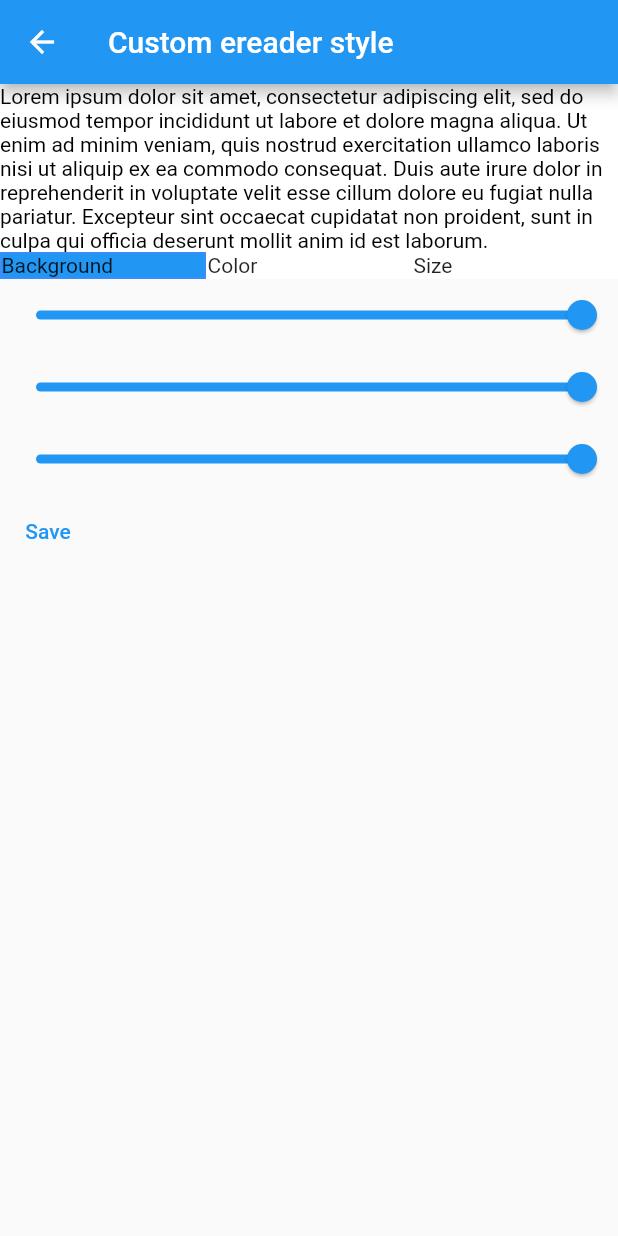
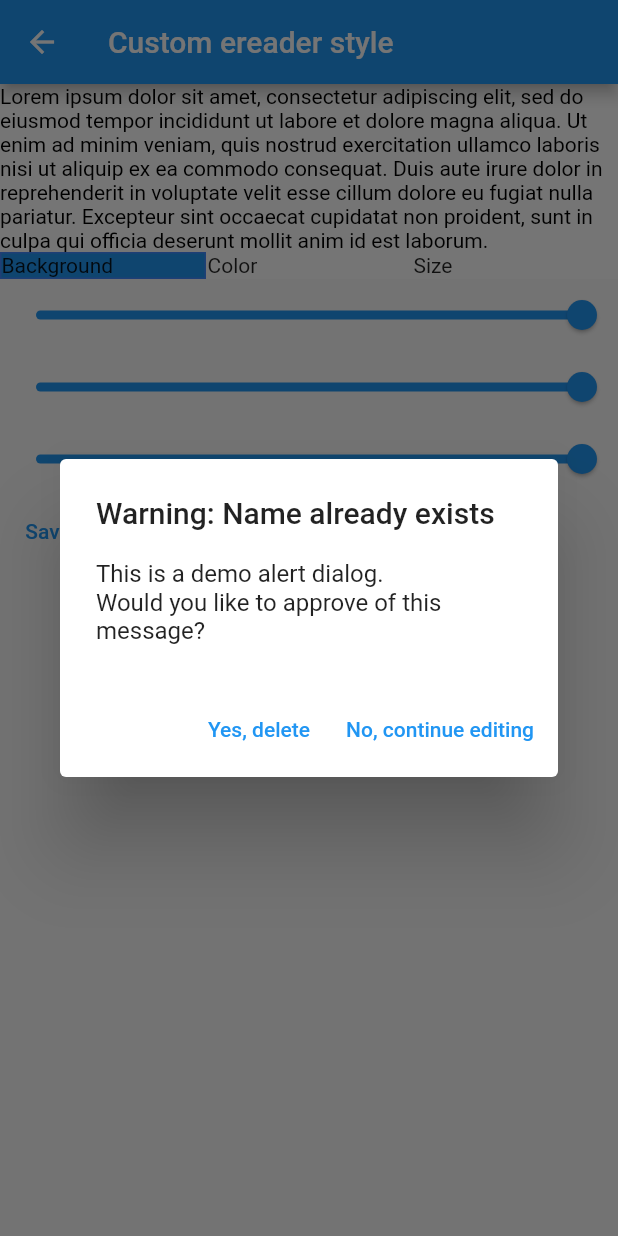
Before and after one commit to TheOmnimax/ereader, a Flutter app: the CustomStyleScreen screen opened directly, after a tap on "Save", on a phone screen of 412 x 824 dp. Run offline on Flutter 3.47's test engine with Material 2 defaults, Android fonts, the phone set to English and light mode, and no system bars; our stand-ins replace equatable, flutter_bloc, shared_preferences; missing offline and left inert: epubx, flutter_archive; accounts and stored records are empty.

```diff
--- a/lib/screens/custom_style_screen/bloc/custom_style_screen_bloc.dart
+++ b/lib/screens/custom_style_screen/bloc/custom_style_screen_bloc.dart
@@ -1,8 +1,10 @@
 import 'dart:convert';
-
 import 'package:ereader/screens/custom_style_screen/bloc/custom_style_screen_event.dart';
 import 'package:ereader/screens/custom_style_screen/bloc/custom_style_screen_state.dart';
 import 'package:ereader/shared_data/ereader_style.dart';
+import 'package:ereader/shared_widgets/show_popup.dart';
+import 'package:flutter/cupertino.dart';
+import 'package:flutter/material.dart';
 import 'package:flutter_bloc/flutter_bloc.dart';
 import 'package:shared_preferences/shared_preferences.dart';
 
@@ -14,7 +16,7 @@ class CustomStyleBloc extends Bloc<CustomStyleEvent, CustomStyleState> {
     // on<LoadPreferences>(_loadPreferences);
   }
 
-  EreaderStyle ereaderStyle = const EreaderStyle();
+  // EreaderStyle ereaderStyle = const EreaderStyle();
 
   void _styleChanged(UpdateStyle event, Emitter<CustomStyleState> emit) {
     final newStyle = EreaderStyle(
@@ -37,16 +39,49 @@ class CustomStyleBloc extends Bloc<CustomStyleEvent, CustomStyleState> {
     );
   }
 
+  Future<void> _savePreference(SharedPreferences prefs, List styleList) async {
+    final newPrefString = jsonEncode(styleList);
+    await prefs.setString('preferences', newPrefString);
+  }
+
   Future<void> _savePreferences(
       SavePreferences event, Emitter<CustomStyleState> emit) async {
-    final prefName = event.ereaderStyle.name;
+    final newName = event.ereaderStyle.name;
     final jsonData = event.ereaderStyle.toJson();
     final prefs = await SharedPreferences.getInstance();
-    final allPreferences = prefs.getString('preferences') ?? '{}';
-    final preferenceJson = jsonDecode(allPreferences) as Map<String, dynamic>;
-    preferenceJson[prefName] = jsonData;
-    final newPrefString = jsonEncode(preferenceJson);
-    await prefs.setString('preferences', newPrefString);
+    final allPreferences = prefs.getString('preferences') ?? '[]';
+    print('Preferences:');
+    print(allPreferences);
+    final styleList = jsonDecode(allPreferences) as List..add(jsonData);
+
+    for (final style in styleList) {
+      final styleName = style['name'] as String;
+      if (newName == styleName) {
+        await showPopup(
+          context: event.context,
+          title: 'Warning: Name already exists',
+          buttons: <Widget>[
+            TextButton(
+              child: const Text('Yes, delete'),
+              onPressed: () {
+                // TODO: Remove existing style with that name, and add this one.
+                Navigator.of(event.context).pop();
+              },
+            ),
+            TextButton(
+              child: const Text('No, continue editing'),
+              onPressed: () {
+                Navigator.of(event.context).pop();
+              },
+            ),
+          ],
+        );
+        emit(state.copyWith());
+        return;
+      }
+    }
+
+    await _savePreference(prefs, styleList);
     emit(state.copyWith());
   }
 
--- a/lib/screens/custom_style_screen/bloc/custom_style_screen_event.dart
+++ b/lib/screens/custom_style_screen/bloc/custom_style_screen_event.dart
@@ -38,9 +38,11 @@ class ModuleSelected extends CustomStyleEvent {
 class SavePreferences extends CustomStyleEvent {
   const SavePreferences({
     required this.ereaderStyle,
+    required this.context,
   });
 
   final EreaderStyle ereaderStyle;
+  final BuildContext context;
 }
 
 // class SavePreferences extends CustomStyleEvent {
--- a/lib/screens/custom_style_screen/custom_style_screen.dart
+++ b/lib/screens/custom_style_screen/custom_style_screen.dart
@@ -1,6 +1,5 @@
 import 'package:ereader/constants/constants.dart';
-import 'package:ereader/screens/custom_style_screen/bloc/custom_style_screen_bloc.dart';
-import 'package:ereader/screens/custom_style_screen/bloc/custom_style_screen_event.dart';
+import 'package:ereader/screens/custom_style_screen/bloc/bloc.dart';
 import 'package:ereader/shared_data/ereader_style.dart';
 import 'package:ereader/shared_widgets/custom_style/custom_style.dart';
 import 'package:ereader/shared_widgets/custom_style/style_selector.dart';
@@ -27,10 +26,14 @@ class CustomStyleScreen extends StatelessWidget {
 
   @override
   Widget build(BuildContext context) {
-    final ereaderStyle =
-        context.select((CustomStyleBloc bloc) => bloc.state.ereaderStyle);
-    final selectedModule =
-        context.select((CustomStyleBloc bloc) => bloc.state.selectedModule);
+    return Scaffold(
+      appBar: AppBar(
+        title: const Text('Custom ereader style'),
+      ),
+      body: BlocBuilder<CustomStyleBloc, CustomStyleState>(
+          builder: (context, state) {
+        final ereaderStyle = state.ereaderStyle;
+        final selectedModule = state.selectedModule;
         // TODO Add var to get currently selected module from bloc
 
         void updateBackgroundColor(Color color) {
@@ -59,11 +62,7 @@ class CustomStyleScreen extends StatelessWidget {
               .add(ModuleSelected(selectedModule: module));
         }
 
-    return Scaffold(
-      appBar: AppBar(
-        title: const Text('Custom ereader style'),
-      ),
-      body: SafeArea(
+        return SafeArea(
           child: Column(
             children: [
               StylePreview(
@@ -87,10 +86,13 @@ class CustomStyleScreen extends StatelessWidget {
                 children: <Widget>[
                   TextButton(
                     // SAVE
-                  onPressed: () {
-                    context
-                        .read<CustomStyleBloc>()
-                        .add(SavePreferences(ereaderStyle: ereaderStyle));
+                    onPressed: () async {
+                      context.read<CustomStyleBloc>().add(
+                            SavePreferences(
+                              ereaderStyle: ereaderStyle,
+                              context: context,
+                            ),
+                          );
                     },
                     child: const Text('Save'),
                   ),
@@ -98,7 +100,8 @@ class CustomStyleScreen extends StatelessWidget {
               ),
             ],
           ),
-      ),
+        );
+      }),
     );
   }
 }
--- /dev/null
+++ b/lib/screens/select_style_screen/bloc/bloc.dart
@@ -0,0 +1,3 @@
+export 'select_style_screen_bloc.dart';
+export 'select_style_screen_event.dart';
+export 'select_style_screen_state.dart';
--- a/lib/shared_data/ereader_style.dart
+++ b/lib/shared_data/ereader_style.dart
@@ -12,11 +12,11 @@ class EreaderStyle {
   });
 
   EreaderStyle.fromJson(Map<String, dynamic> json)
-      : backgroundColor = json['backgroundColor'] as Color,
-        fontColor = json['fontColor'] as Color,
+      : backgroundColor = Color(json['backgroundColor'] as int),
+        fontColor = Color(json['fontColor'] as int),
         fontSize = json['fontSize'] as int,
         fontFamily = json['fontFamily'] as String,
-        margins = json['margins'] as List<int>,
+        margins = List<int>.from(json['margins'] as List<dynamic>),
         name = json['name'] as String;
 
   final Color backgroundColor;
@@ -27,8 +27,8 @@ class EreaderStyle {
   final String name;
 
   Map<String, dynamic> toJson() => <String, dynamic>{
-        'backgroundColor': backgroundColor,
-        'fontColor': fontColor,
+        'backgroundColor': backgroundColor.value,
+        'fontColor': fontColor.value,
         'fontSize': fontSize,
         'fontFamily': fontFamily,
         'margins': margins,
--- /dev/null
+++ b/lib/shared_widgets/show_popup.dart
@@ -0,0 +1,27 @@
+import 'package:flutter/material.dart';
+
+Future<void> showPopup({
+  required BuildContext context,
+  required String title,
+  required List<Widget> buttons,
+}) async {
+  return showDialog<void>(
+    context: context,
+    barrierDismissible: false, // user must tap button!
+    builder: (BuildContext context) {
+      return AlertDialog(
+        title: Text(title),
+        content: SingleChildScrollView(
+          child: ListBody(
+            // TODO: Add parameter for custom dialogue
+            children: const <Widget>[
+              Text('This is a demo alert dialog.'),
+              Text('Would you like to approve of this message?'),
+            ],
+          ),
+        ),
+        actions: buttons,
+      );
+    },
+  );
+}
```
Also changed, not shown: lib/main.dart (+5 -3 lines), lib/screens/select_style_screen/bloc/select_style_screen_bloc.dart (added, +77 -0 lines), lib/screens/select_style_screen/bloc/select_style_screen_event.dart (added, +30 -0 lines), lib/screens/select_style_screen/bloc/select_style_screen_state.dart (added, +67 -0 lines), lib/screens/select_style_screen/select_style_screen.dart (+122 -0 lines), lib/shared_data/shared_preferences.dart (added, +22 -0 lines), lib/shared_widgets/list_builder.dart (added, +76 -0 lines). Lines whose indentation alone changed are shown as unchanged.
